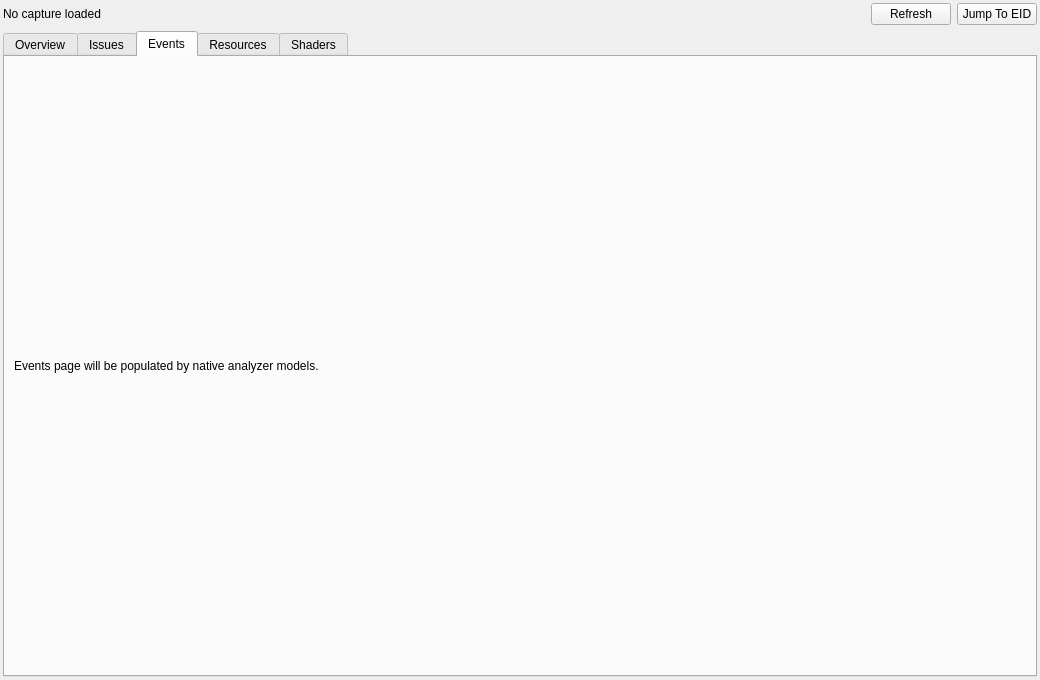
The window that qrenderdoc/Windows/AnalyzerReportViewer.ui (lizr-arch/renderdoc-ai) describes before a commit, drawn with Qt 5.
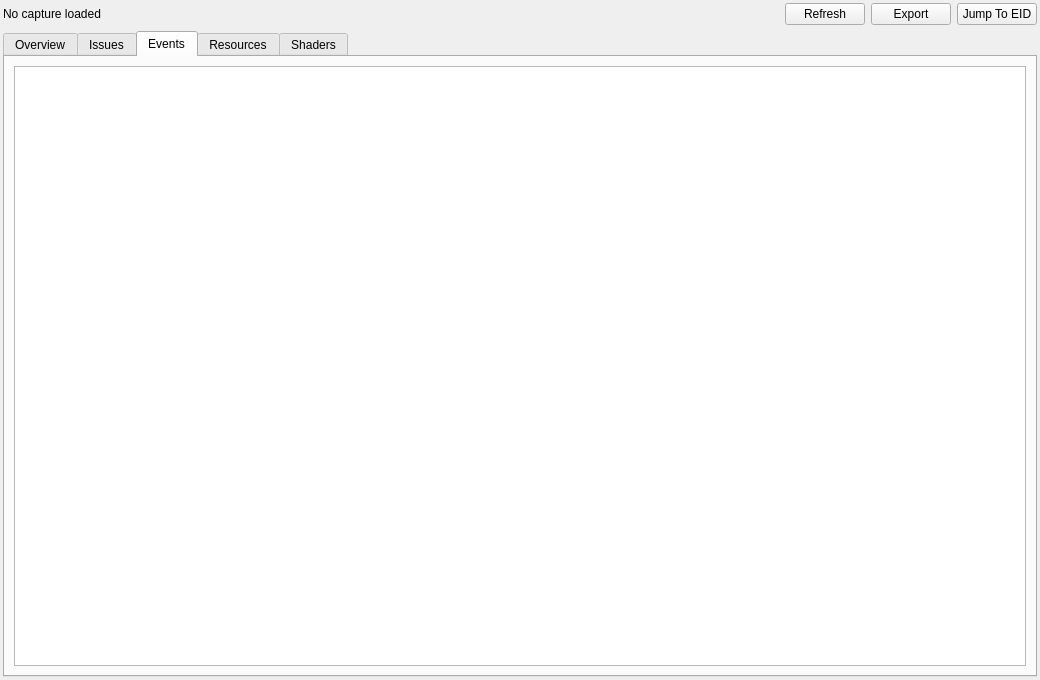
The same window after the commit. The open tabs and pages were chosen to show the change.

Commit message: feat(qrenderdoc-analyzer): add native analyzer snapshot pipeline and export

```diff
--- a/qrenderdoc/Windows/AnalyzerReportViewer.ui
+++ b/qrenderdoc/Windows/AnalyzerReportViewer.ui
@@ -55,6 +55,13 @@
        </property>
       </widget>
      </item>
+     <item>
+      <widget class="QPushButton" name="exportButton">
+       <property name="text">
+        <string>Export</string>
+       </property>
+      </widget>
+     </item>
      <item>
       <widget class="QPushButton" name="jumpButton">
        <property name="text">
@@ -99,11 +106,7 @@
       </attribute>
       <layout class="QVBoxLayout" name="verticalLayout_4">
        <item>
-        <widget class="QLabel" name="eventsPlaceholder">
-         <property name="text">
-          <string>Events page will be populated by native analyzer models.</string>
-         </property>
-        </widget>
+        <widget class="QTableView" name="eventTable"/>
        </item>
       </layout>
      </widget>
```
Left out of the diff: 2 changed lines with no effect on the pictures. Lines whose indentation alone changed are shown as unchanged. The commit also changes 14 other files.
